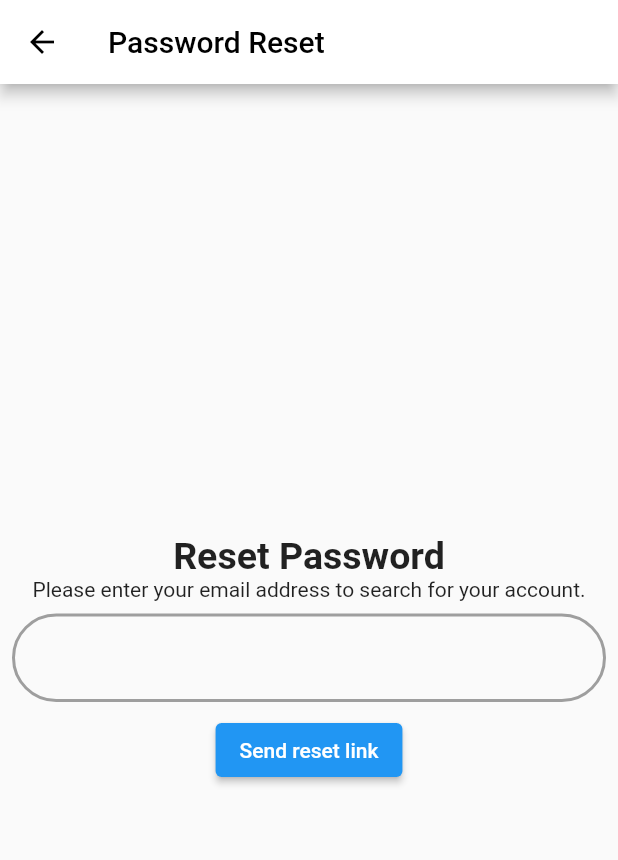
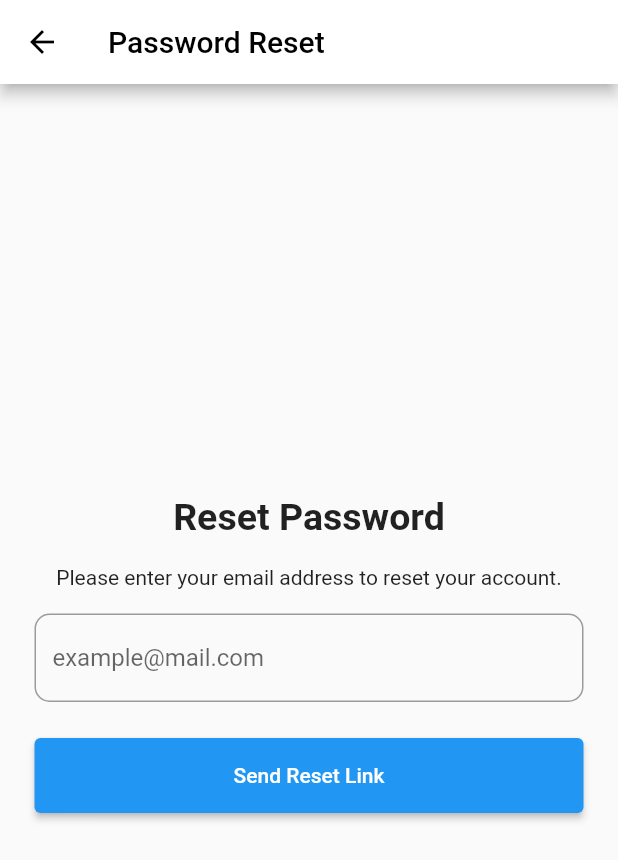
Before and after one commit to NakyungNako/let_tutor, a Flutter app: the screen it shows after launch, after a tap on "Login", after a tap on "Forgot Password?", on a phone screen of 412 x 824 dp. Shown: the top 860 px of the screen. Run offline on Flutter 3.47's test engine with Material 2 defaults, Android fonts, the phone set to English and light mode, and no system bars; our stand-ins replace cached_network_image, dropdown_search, flutter_countdown_timer, flutter_svg, image_picker, readmore and 1 more; missing offline and left inert: booking_calendar; accounts and stored records are empty; network calls fail.

Commit message:
update login/rspass/regis view and add google sign in

```diff
--- a/lib/views/login/login_view.dart
+++ b/lib/views/login/login_view.dart
@@ -23,6 +23,7 @@ class _LoginViewState extends State<LoginView> {
   TextEditingController? _password;
   bool passToggle = true;
   bool isLoading = false;
+  bool isWrong = false;
 
   @override
   void initState() {
@@ -50,12 +51,14 @@ class _LoginViewState extends State<LoginView> {
 
   void onEmailChanged(String text){
     setState(() {
+      if(isWrong == true) isWrong = false;
       email = text;
     });
   }
 
   void onPasswordChanged(String text) {
     setState(() {
+      if(isWrong == true) isWrong = false;
       password = text;
     });
   }
@@ -87,6 +90,7 @@ class _LoginViewState extends State<LoginView> {
     } else {
       setState(() {
         isLoading = false;
+        isWrong = true;
       });
       print('failed');
     }
@@ -104,18 +108,30 @@ class _LoginViewState extends State<LoginView> {
       },
       child: Scaffold(
         appBar: AppBar(
-          title: const Text('Login'),
+          title: const Text('LetTutor'),
           backgroundColor: Colors.white,
           foregroundColor: Colors.black,
         ),
         body: Container(
           margin: const EdgeInsets.only(left: 15, right: 15),
+          child: Center(
             child: Form(
               key: _formfield,
+              child: SingleChildScrollView(
+                reverse: true,
                 child: Column(
-              mainAxisAlignment: MainAxisAlignment.center,
-              crossAxisAlignment: CrossAxisAlignment.center,
                   children: [
+                    Padding(
+                      padding: const EdgeInsets.all(8.0),
+                      child: Text(
+                        "Say hello to your English tutors",
+                        style: TextStyle(
+                          color: Colors.blueAccent[700],
+                          fontSize: 40,
+                          fontWeight: FontWeight.bold,
+                        ),
+                      ),
+                    ),
                     Padding(
                       padding: const EdgeInsets.all(8.0),
                       child: Column(
@@ -203,10 +219,27 @@ class _LoginViewState extends State<LoginView> {
                       ),
                     ),
                     isLoading ? const CircularProgressIndicator() : Container(),
+                    isWrong ? Padding(
+                      padding: const EdgeInsets.all(8.0),
+                      child: Container(
+                        padding: EdgeInsets.all(8.0),
+                        alignment: Alignment.center,
+                        width: double.infinity,
+                        decoration: BoxDecoration(
+                            color: Colors.red[50],
+                            border: Border.all(color: Colors.redAccent),
+                          borderRadius: BorderRadius.circular(3)
+                        ),
+                        child: const Text("Incorrect email or password! Please try again"),
+                      ),
+                    ) : Container(),
                     Padding(
                       padding: const EdgeInsets.all(8.0),
                       child: ElevatedButton(
                         onPressed: () {
+                          setState(() {
+                            if(isWrong == true) isWrong = false;
+                          });
                           if(_formfield.currentState!.validate()){
                             loginPressed(userProvider);
                           }
@@ -234,6 +267,8 @@ class _LoginViewState extends State<LoginView> {
               ),
             ),
           ),
+        ),
+      ),
     );
   }
 }
--- a/lib/views/login/reset_password.dart
+++ b/lib/views/login/reset_password.dart
@@ -1,4 +1,7 @@
+import 'dart:convert';
+
 import 'package:flutter/material.dart';
+import 'package:http/http.dart' as http;
 
 class ResetPassword extends StatefulWidget {
   const ResetPassword({Key? key}) : super(key: key);
@@ -8,7 +11,43 @@ class ResetPassword extends StatefulWidget {
 }
 
 class _ResetPasswordState extends State<ResetPassword> {
+  final GlobalKey<ScaffoldState> _scaffoldKey = new GlobalKey<ScaffoldState>();
+  String url = 'https://sandbox.api.lettutor.com';
+  String email = "";
   late final TextEditingController _email = TextEditingController();
+
+  void onEmailChanged(String text){
+    setState(() {
+      email = text;
+    });
+  }
+
+  Future<void> loginPressed() async {
+    final scaffoldMess = ScaffoldMessenger.of(context);
+    var response = await http.post(
+        Uri.parse('$url/user/forgotPassword'),
+        body: jsonEncode({'email': email}),
+        headers: {'Content-type': 'application/json'}
+    );
+
+    if(response.statusCode == 200) {
+      if (!mounted) return;
+      Navigator.pop(context);
+    } else {
+      final snackBar = SnackBar(
+        backgroundColor: Colors.red,
+        content: const Text('Something goes wrong! Try again'),
+        action: SnackBarAction(
+          textColor: Colors.white,
+          onPressed: () {
+            // Some code to undo the change.
+          }, label: 'close',
+        ),
+      );
+      scaffoldMess.showSnackBar(snackBar);
+      print('failed');
+    }
+  }
 
   @override
   Widget build(BuildContext context) {
@@ -20,20 +59,26 @@ class _ResetPasswordState extends State<ResetPassword> {
         }
       },
       child: Scaffold(
+        key: _scaffoldKey,
         appBar: AppBar(
           title: const Text('Password Reset'),
           backgroundColor: Colors.white,
           foregroundColor: Colors.black,
         ),
-        body: Column(
+        body: Container(
+          margin: const EdgeInsets.only(left: 15, right: 15),
+          child: Column(
             mainAxisAlignment: MainAxisAlignment.center,
-          crossAxisAlignment: CrossAxisAlignment.center,
             children: [
               const Text(
                 'Reset Password',
                 style: TextStyle(fontWeight: FontWeight.bold,fontSize: 25),
               ),
-            const Text('Please enter your email address to search for your account.'),
+              const SizedBox(height: 10),
+              const Padding(
+                padding: EdgeInsets.all(8.0),
+                child: Text('Please enter your email address to reset your account.'),
+              ),
               Padding(
                 padding: const EdgeInsets.all(8.0),
                 child: TextField(
@@ -41,27 +86,26 @@ class _ResetPasswordState extends State<ResetPassword> {
                   enableSuggestions: false,
                   autocorrect: false,
                   keyboardType: TextInputType.emailAddress,
-                decoration: InputDecoration(
-                  enabledBorder: OutlineInputBorder(
-                    borderSide: const BorderSide(
-                      width: 2, color: Colors.grey),
-                    borderRadius: BorderRadius.circular(50.0),
-                    ),
-                  focusedBorder: OutlineInputBorder(
-                    borderSide: const BorderSide(
-                        width: 2, color: Colors.blueAccent),
-                    borderRadius: BorderRadius.circular(50.0),
+                  onChanged: onEmailChanged,
+                  decoration: const InputDecoration(
+                      border: OutlineInputBorder(borderRadius: BorderRadius.all(Radius.circular(10))),
+                      hintText: "example@mail.com",
                   ),
                 ),
               ),
+              const SizedBox(height: 8,),
+              Padding(
+                padding: const EdgeInsets.all(8.0),
+                child: ElevatedButton(
+                  onPressed: loginPressed,
+                  style: ElevatedButton.styleFrom(
+                      minimumSize: const Size.fromHeight(50)
                   ),
-            ElevatedButton(
-                onPressed: () {
-                  Navigator.pop(context);
-                },
-                child: const Text('Send reset link')
+                  child: const Text('Send Reset Link'),
+                ),
               ),
             ],
+          ),
         ),
       ),
     );
--- a/lib/views/tutor/tutor_card.dart
+++ b/lib/views/tutor/tutor_card.dart
@@ -9,9 +9,10 @@ import 'package:let_tutor/widgets/stars.dart';
 import 'package:http/http.dart' as http;
 
 class TutorCard extends StatefulWidget {
-  const TutorCard({Key? key, required this.tutor, }) :super(key: key);
+  const TutorCard({Key? key, required this.tutor, required this.updateFavorite, }) :super(key: key);
 
   final TutorSearch tutor;
+  final VoidCallback updateFavorite;
 
   @override
   State<TutorCard> createState() => _TutorCardState();
@@ -55,6 +56,7 @@ class _TutorCardState extends State<TutorCard> {
 
     if (response.statusCode == 200) {
       // print("success: ${response.body}");
+      widget.updateFavorite;
     } else {
       // print("failed: ${response.body}");
     }
```
Also changed, not shown: lib/views/login/register_view.dart (+10 -4 lines), lib/views/tutor/tutor.dart (+17 -8 lines), 3 other files. Lines whose indentation alone changed are shown as unchanged.
